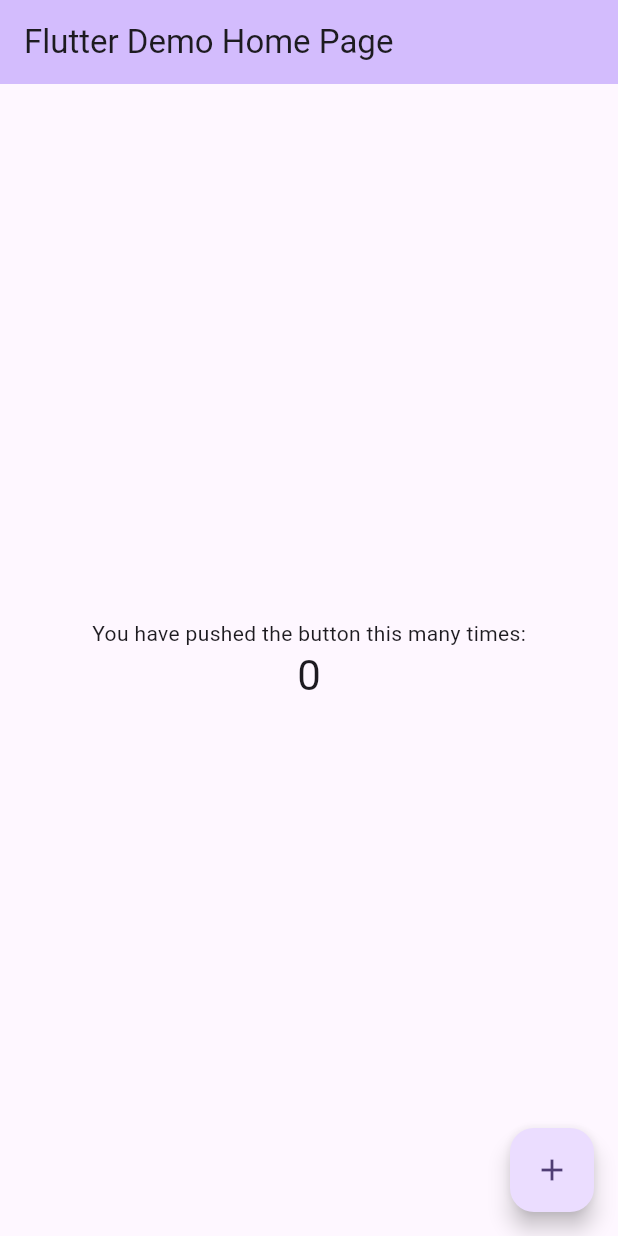
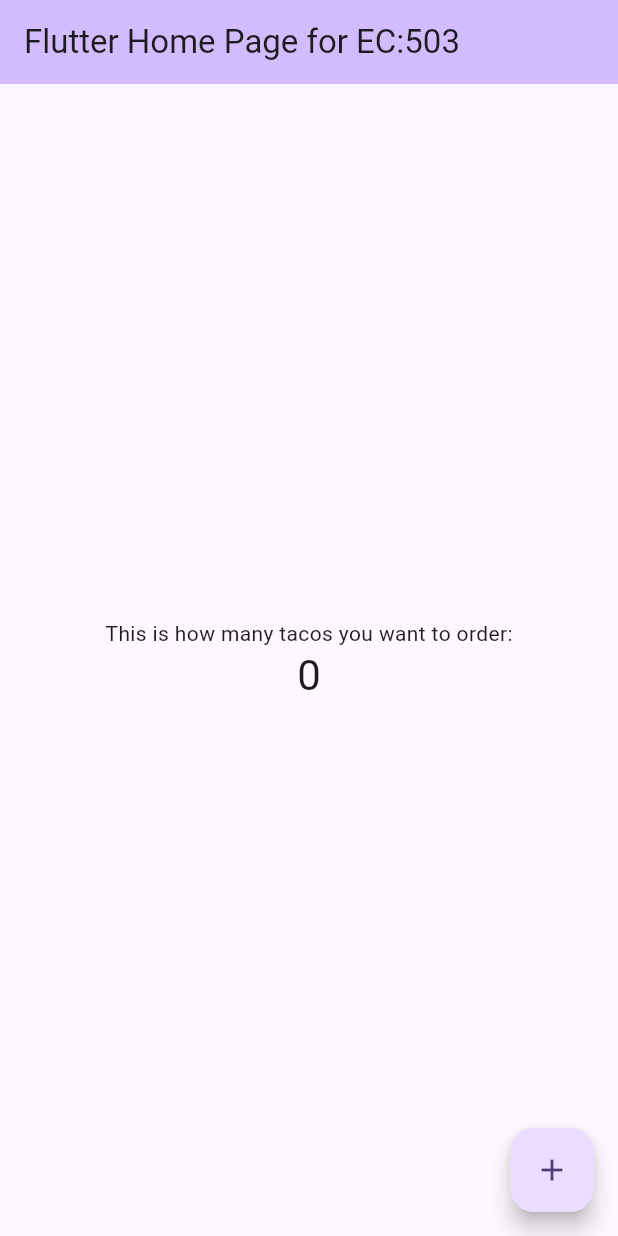
Before and after one commit to Ruben304/hello_flutter, a Flutter app: the screen it shows after launch, on a phone screen of 412 x 824 dp. Run offline on Flutter 3.47's test engine with Material 3 defaults, Android fonts, the phone set to English and light mode, and no system bars.

```diff
--- a/lib/main.dart
+++ b/lib/main.dart
@@ -11,7 +11,7 @@ class MyApp extends StatelessWidget {
   @override
   Widget build(BuildContext context) {
     return MaterialApp(
-      title: 'Flutter Demo',
+      title: 'Hello_Flutter',
       theme: ThemeData(
         // This is the theme of your application.
         //
@@ -31,7 +31,7 @@ class MyApp extends StatelessWidget {
         colorScheme: ColorScheme.fromSeed(seedColor: Colors.deepPurple),
         useMaterial3: true,
       ),
-      home: const MyHomePage(title: 'Flutter Demo Home Page'),
+      home: const MyHomePage(title: 'Flutter Home Page for EC:503'),
     );
   }
 }
@@ -106,7 +106,7 @@ class _MyHomePageState extends State<MyHomePage> {
           mainAxisAlignment: MainAxisAlignment.center,
           children: <Widget>[
             const Text(
-              'You have pushed the button this many times:',
+              'This is how many tacos you want to order:',
             ),
             Text(
               '$_counter',
```
Also changed, not shown: 1 other file.
